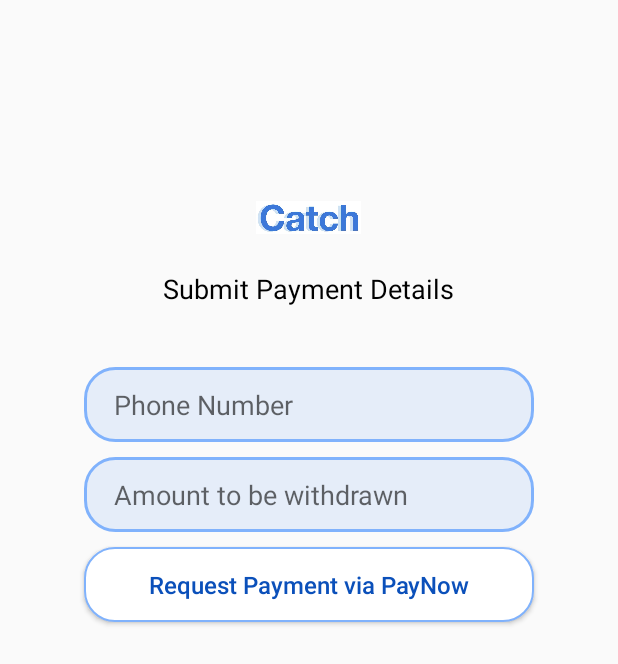
After one commit to cfdkdcftw/orbital2019catch, an Android app: the PaymentActivity screen opened directly, with no data from a screen before it, on a phone screen of 412 x 824 dp. The commit adds this screen. Shown: the top 664 px of the screen. Run offline under Robolectric (Android 15) with nearby library versions, the phone set to English and light mode, and no system bars; our stand-ins replace Firebase (no records; nobody signed in at launch, a user with empty details on screens opened directly); 1 statement that could not run was skipped.

Commit message:
added barebones payment system, need to add logic to check whether balance > amount withdrawn

```diff
--- a/app/src/main/AndroidManifest.xml
+++ b/app/src/main/AndroidManifest.xml
@@ -51,8 +51,9 @@
             android:name=".loginandregister.LoginActivity"
             android:label="@string/title_activity_login"
             android:theme="@style/AppTheme.NoActionBar" />
+        <activity android:name=".profile.PaymentActivity" />
         <activity android:name=".UserBalanceActivity" />
-        <activity android:name=".ProfileSettingsActivity" />
+        <activity android:name=".profile.ProfileSettingsActivity" />
         <activity android:name=".qrcode.QrCodeActivity" />
         <activity android:name=".location.LocationBasedActivity" />
         <activity android:name=".livechallenge.LiveChallengeActivity" />
--- a/app/src/main/java/com/example/orbital2019catch/MainActivity.java
+++ b/app/src/main/java/com/example/orbital2019catch/MainActivity.java
@@ -17,6 +17,7 @@
 import com.example.orbital2019catch.location.LocationBasedActivity;
 import com.example.orbital2019catch.loginandregister.LoginActivity;
 import com.example.orbital2019catch.loginandregister.UserProfile;
+import com.example.orbital2019catch.profile.ProfileSettingsActivity;
 import com.example.orbital2019catch.qrcode.QrCodeActivity;
 import com.example.orbital2019catch.survey.SurveysHomeActivity;
 import com.firebase.client.Firebase;
--- a/app/src/main/java/com/example/orbital2019catch/loginandregister/RegisterActivity.java
+++ b/app/src/main/java/com/example/orbital2019catch/loginandregister/RegisterActivity.java
@@ -41,8 +41,6 @@
         mEmailField = (EditText) findViewById(R.id.register_email);
         mPasswordField = (EditText) findViewById(R.id.register_password);
         mRegisterBtn = (Button) findViewById(R.id.register_btn);
-
-
 
         mRegisterBtn.setOnClickListener(new View.OnClickListener() {
             @Override
--- /dev/null
+++ b/app/src/main/java/com/example/orbital2019catch/profile/PaymentActivity.java
@@ -0,0 +1,118 @@
+package com.example.orbital2019catch.profile;
+
+import android.content.Intent;
+import android.os.Bundle;
+import android.support.annotation.NonNull;
+import android.support.v7.app.AppCompatActivity;
+import android.view.View;
+import android.widget.Button;
+import android.widget.EditText;
+import android.widget.ProgressBar;
+import android.widget.Toast;
+
+import com.example.orbital2019catch.MainActivity;
+import com.example.orbital2019catch.R;
+import com.example.orbital2019catch.loginandregister.RegisterActivity;
+import com.example.orbital2019catch.loginandregister.UserProfile;
+import com.google.android.gms.tasks.OnCompleteListener;
+import com.google.android.gms.tasks.Task;
+import com.google.firebase.auth.AuthResult;
+import com.google.firebase.auth.FirebaseAuth;
+import com.google.firebase.database.DataSnapshot;
+import com.google.firebase.database.DatabaseError;
+import com.google.firebase.database.DatabaseReference;
+import com.google.firebase.database.FirebaseDatabase;
+import com.google.firebase.database.ValueEventListener;
+
+public class PaymentActivity  extends AppCompatActivity {
+
+    private String phoneNumber, amount;
+    private EditText mPhoneField, mAmountField;
+    private Button mPaymentBtn;
+    private FirebaseAuth mAuth;
+    private FirebaseDatabase mDatabase;
+    private String balance;
+
+    @Override
+    protected void onCreate(Bundle savedInstanceState) {
+        super.onCreate(savedInstanceState);
+        setContentView(R.layout.activity_payment);
+        mAuth = FirebaseAuth.getInstance();
+        mDatabase = FirebaseDatabase.getInstance();
+        getBalance();
+        mPhoneField = (EditText) findViewById(R.id.phone_number);
+        mAmountField = (EditText) findViewById(R.id.payment_amount);
+        mPaymentBtn = (Button) findViewById(R.id.request_payment);
+
+        mPaymentBtn.setOnClickListener(new View.OnClickListener() {
+            @Override
+            public void onClick(View v) {
+                phoneNumber = mPhoneField.getText().toString().trim();
+                amount = mAmountField.getText().toString().trim();
+                if (validate()) {
+                    // upload payment details to data base
+                    sendRequest();
+                }
+            }
+        });
+    }
+
+    private void sendRequest() {
+        FirebaseDatabase firebaseDatabase = FirebaseDatabase.getInstance();
+        DatabaseReference myRef = firebaseDatabase.getReference("payments");
+        UserProfile userProfile = new UserProfile(phoneNumber, amount);
+        myRef.setValue(userProfile);
+        updateUserBalance();
+        Toast.makeText(PaymentActivity.this.getApplicationContext(), "Successfully requested for payment!", Toast.LENGTH_LONG).show();
+        Intent intent = new Intent(PaymentActivity.this, MainActivity.class);
+        startActivity(intent);
+        overridePendingTransition(0,0);
+    }
+
+    private void updateUserBalance() {
+        DatabaseReference balanceRef = mDatabase.getReference(mAuth.getUid()).child("balance");
+        balanceRef.setValue(Double.parseDouble(balance) - Double.parseDouble(amount));
+    }
+
+    private void getBalance() {
+        DatabaseReference databaseReference = mDatabase.getReference(mAuth.getUid());
+        databaseReference.addValueEventListener(new ValueEventListener() {
+            @Override
+            public void onDataChange(@NonNull DataSnapshot dataSnapshot) {
+                UserProfile userProfile = dataSnapshot.getValue(UserProfile.class);
+                balance = String.format("%.2f", userProfile.getBalance());
+            }
+
+            @Override
+            public void onCancelled(@NonNull DatabaseError databaseError) {
+                Toast.makeText(PaymentActivity.this, databaseError.getCode(), Toast.LENGTH_SHORT).show();
+            }
+        });
+
+    }
+
+    private Boolean validate() {
+        Boolean result = false;
+
+        if (phoneNumber.isEmpty()) {
+            Toast.makeText(PaymentActivity.this.getApplicationContext(), "Please enter phone number.", Toast.LENGTH_LONG).show();
+        } else if (amount.isEmpty()) {
+            Toast.makeText(PaymentActivity.this.getApplicationContext(), "Please enter amount to be withdrawn.", Toast.LENGTH_LONG).show();
+        } else if (phoneNumber.length() != 8) {
+            Toast.makeText(PaymentActivity.this.getApplicationContext(), "Phone number must be 8 digits.", Toast.LENGTH_LONG).show();
+        } // else if (Double.parseDouble(amount) > Double.parseDouble(balance)) {
+          //  Toast.makeText(PaymentActivity.this.getApplicationContext(), "You have insufficient balance.", Toast.LENGTH_LONG).show();
+          // }
+        else {
+            result = true;
+        }
+
+        return result;
+    }
+
+    public void onPause() {
+        super.onPause();
+        // to disable animation when back button is clicked
+        overridePendingTransition(0, 0);
+    }
+}
--- /dev/null
+++ b/app/src/main/res/layout/activity_payment.xml
@@ -0,0 +1,70 @@
+<?xml version="1.0" encoding="utf-8"?>
+<RelativeLayout xmlns:android="http://schemas.android.com/apk/res/android"
+    xmlns:app="http://schemas.android.com/apk/res-auto"
+    xmlns:tools="http://schemas.android.com/tools"
+    android:layout_width="match_parent"
+    android:layout_height="match_parent"
+    tools:context=".profile.PaymentActivity">
+
+    <ImageView
+        android:id="@+id/payment_logo"
+        android:layout_width="70dp"
+        android:layout_height="70dp"
+        android:src="@drawable/catch_logo"
+        android:layout_centerHorizontal="true"
+        android:layout_marginTop="110dp"/>
+    <TextView
+        android:id="@+id/payment_page_title"
+        android:layout_below="@id/payment_logo"
+        android:layout_width="wrap_content"
+        android:layout_height="wrap_content"
+        android:layout_centerHorizontal="true"
+        android:text="Submit Payment Details"
+        android:textAllCaps="false"
+        android:textSize="18sp"
+        android:textColor="@color/black" />
+
+    <EditText
+        android:id="@+id/phone_number"
+        android:layout_below="@+id/payment_page_title"
+        android:layout_width="300dp"
+        android:layout_height="50dp"
+        android:layout_centerHorizontal="true"
+        android:background="@drawable/login_input_background"
+        android:ems="10"
+        android:hint="Phone Number"
+        android:layout_marginTop="40dp"
+        android:paddingLeft="20dp"
+        android:textIsSelectable="true"
+        android:focusable="true"
+        android:longClickable="true"/>
+
+    <EditText
+        android:id="@+id/payment_amount"
+        android:layout_below="@+id/phone_number"
+        android:layout_width="300dp"
+        android:layout_height="50dp"
+        android:layout_centerHorizontal="true"
+        android:background="@drawable/login_input_background"
+        android:ems="10"
+        android:hint="Amount to be withdrawn"
+        android:layout_marginTop="10dp"
+        android:paddingLeft="20dp"
+        android:textIsSelectable="true"
+        android:focusable="true"
+        android:longClickable="true"/>
+
+    <Button
+        android:id="@+id/request_payment"
+        android:layout_below="@id/payment_amount"
+        android:layout_width="300dp"
+        android:layout_height="50dp"
+        android:layout_centerHorizontal="true"
+        android:background="@drawable/border_button_background"
+        android:ems="10"
+        android:layout_marginTop="10dp"
+        android:text="Request Payment via PayNow"
+        android:textAllCaps="false"
+        android:textColor="@color/deepBlue"
+        android:textSize="16sp"/>
+</RelativeLayout>
```
Also changed, not shown: app/src/main/java/com/example/orbital2019catch/loginandregister/UserProfile.java (+6 -2 lines), app/src/main/java/com/example/orbital2019catch/profile/PaymentRequest.java (added, +15 -0 lines), app/src/main/java/com/example/orbital2019catch/profile/ProfileSettingsActivity.java (renamed from app/src/main/java/com/example/orbital2019catch/ProfileSettingsActivity.java, +13 -5 lines), app/src/main/res/layout/activity_profile_settings.xml (+9 -0 lines).
